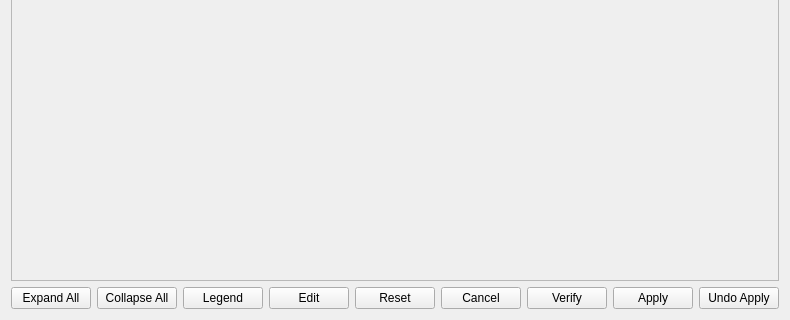
Before: the Qt Designer form app_solution/app_new/frmframedetails.ui in doublebyte1/faocas_qc, drawn with Qt 5; both pictures show x 0 to 790 and y 271 to 591 of the 790 by 591 pixel window.
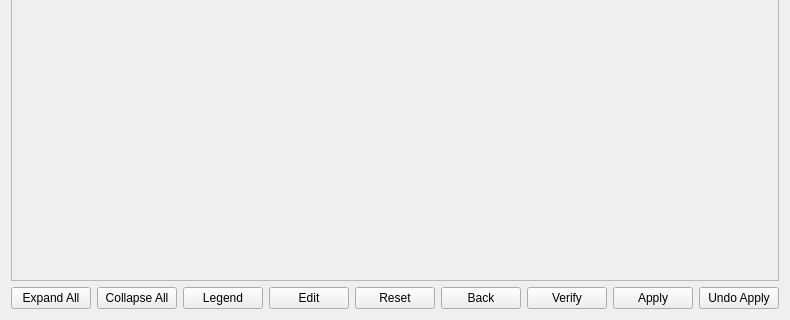
After: the same form once the commit is applied. Icons and pictures are not drawn.

Commit message: - clearer use ability, by switching between "back" and "cancel" buttons, according to the contexts; - there is only one button that goes back to the previous form, but the name is changed to "cancel" or "back" according to the current mode:  - edit mode: we perform changes and go back; changes are "cached" till we leave the edit (back button)  - create mode: changes are immediatly committed using "apply"; if we don't want to perform the transaction, we just press "cancel" (cancel button)

```diff
--- a/app_solution/app_new/frmframedetails.ui
+++ b/app_solution/app_new/frmframedetails.ui
@@ -6,7 +6,7 @@
    <rect>
     <x>0</x>
     <y>0</y>
-    <width>726</width>
+    <width>755</width>
     <height>591</height>
    </rect>
   </property>
@@ -244,8 +244,8 @@
        </property>
        <property name="sizeHint" stdset="0">
         <size>
-         <width>37</width>
-         <height>17</height>
+         <width>40</width>
+         <height>20</height>
         </size>
        </property>
       </spacer>
@@ -276,7 +276,7 @@
         <string>Cancel changes and go back to previous form</string>
        </property>
        <property name="text">
-        <string>Cancel</string>
+        <string>Back</string>
        </property>
       </widget>
      </item>
```
The commit also changes 3 other files.
